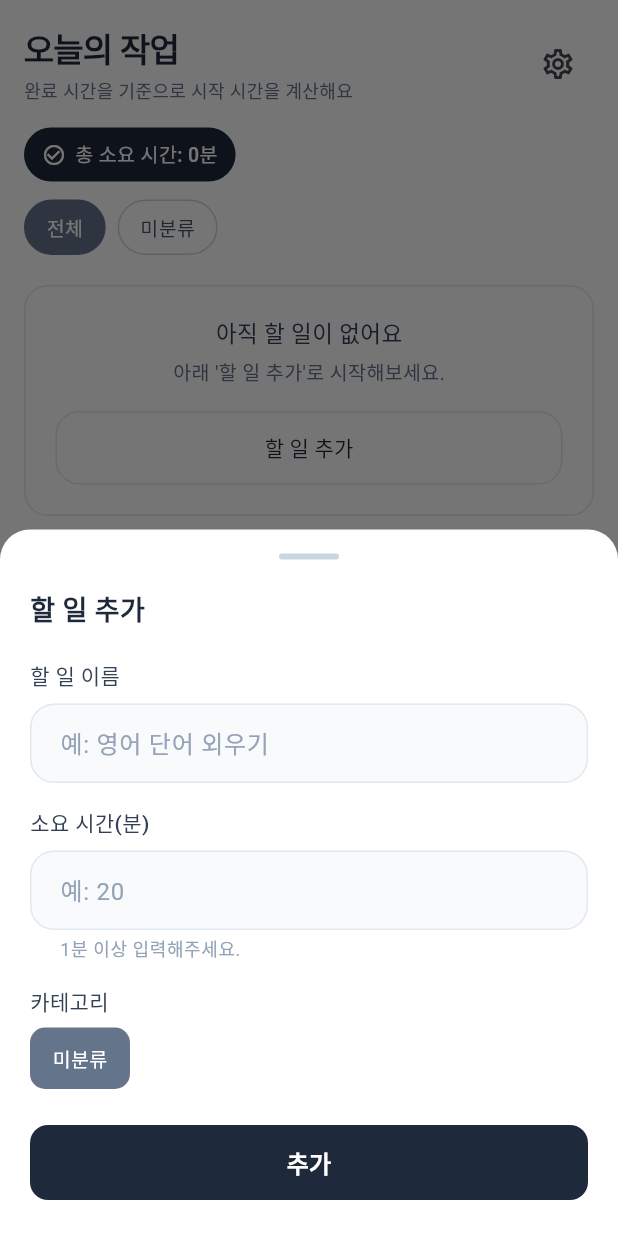
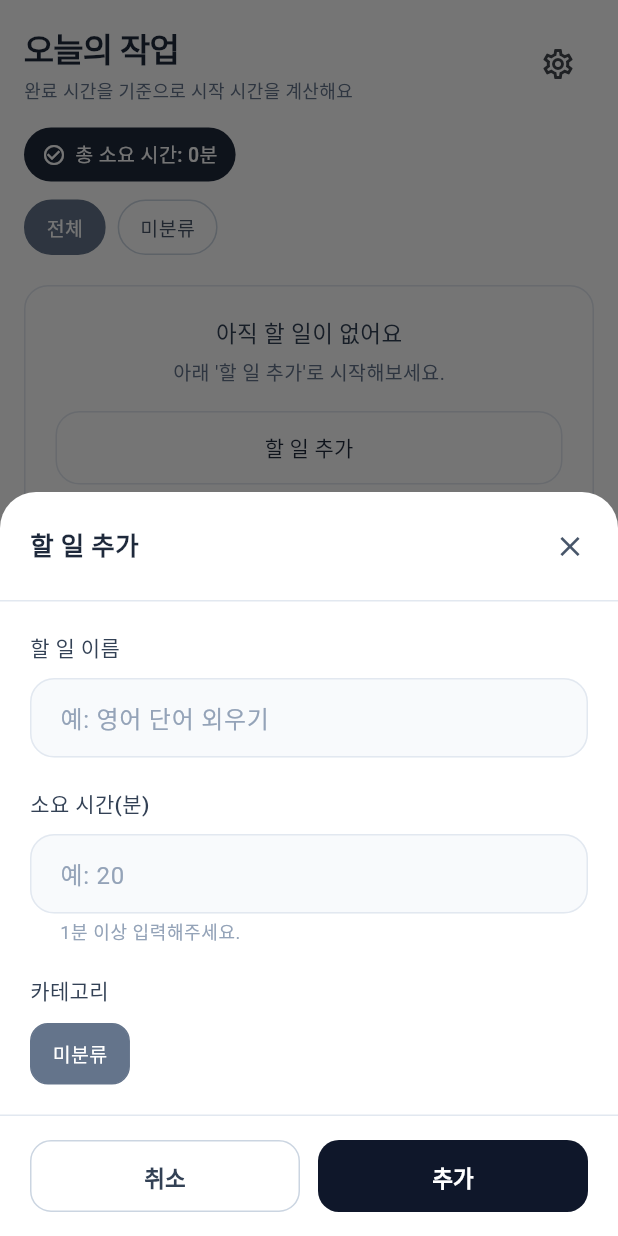
Before and after one commit to pjs9797/todo_scheduler, a Flutter app: the screen it shows after launch, after a tap on "할 일 추가", on a phone screen of 412 x 824 dp. Run offline on Flutter 3.47's test engine with Material 3 defaults, Android fonts, the phone set to English and light mode, and no system bars; our stand-ins replace get, hive, hive_flutter; accounts and stored records are empty.

Commit message:
refactor: 바텀시트 레이아웃 및 키보드 처리 개선
- 헤더(타이틀 + X 닫기 버튼) / 본문(스크롤) / 푸터(취소+저장) 분리
- 헤더/푸터에 border 구분선 추가
- 키보드 처리 방식 수정
  - 바텀시트가 화면 하단에 고정되도록 변경
  - 키보드 올라올 때 maxHeight 동적 계산으로 처리

🤖 Generated with [Claude Code](https://claude.com/claude-code)

Co-Authored-By: Claude Opus 4.5 <noreply@anthropic.com>

```diff
--- a/lib/presentation/task/task_form_bottom_sheet.dart
+++ b/lib/presentation/task/task_form_bottom_sheet.dart
@@ -34,10 +34,7 @@ class TaskFormBottomSheet extends StatefulWidget {
         onSave: onSave,
       ),
       isScrollControlled: true,
-      backgroundColor: Colors.white,
-      shape: const RoundedRectangleBorder(
-        borderRadius: BorderRadius.vertical(top: Radius.circular(20)),
-      ),
+      backgroundColor: Colors.transparent,
     );
   }
 
@@ -72,49 +69,94 @@ class _TaskFormBottomSheetState extends State<TaskFormBottomSheet> {
 
   @override
   Widget build(BuildContext context) {
-    final bottomInset = MediaQuery.of(context).viewInsets.bottom;
-    final bottomPadding = bottomInset > 0 ? 20.0 + bottomInset : 24.0;
-    return SingleChildScrollView(
-      child: Padding(
-        padding: EdgeInsets.fromLTRB(20, 16, 20, bottomPadding),
+    final mediaQuery = MediaQuery.of(context);
+    final keyboardHeight = mediaQuery.viewInsets.bottom;
+    final screenHeight = mediaQuery.size.height;
+    final safeAreaBottom = mediaQuery.padding.bottom;
+
+    // 키보드가 올라오면 사용 가능한 높이 계산
+    final availableHeight = screenHeight - keyboardHeight;
+    final maxSheetHeight = availableHeight * 0.9;
+
+    // 키보드가 올라왔을 때는 safeArea 패딩 불필요
+    final bottomPadding = keyboardHeight > 0 ? 0.0 : safeAreaBottom;
+
+    return Container(
+      constraints: BoxConstraints(maxHeight: maxSheetHeight),
+      decoration: const BoxDecoration(
+        color: Colors.white,
+        borderRadius: BorderRadius.vertical(top: Radius.circular(24)),
+      ),
       child: Column(
         mainAxisSize: MainAxisSize.min,
-            crossAxisAlignment: CrossAxisAlignment.start,
         children: [
-              // 핸들바
-              Center(
-                child: Container(
-                  width: 40,
-                  height: 4,
-                  decoration: BoxDecoration(
-                    color: AppColors.slate300,
-                    borderRadius: BorderRadius.circular(2),
+          _buildHeader(),
+          Flexible(
+            child: SingleChildScrollView(
+              padding: const EdgeInsets.fromLTRB(20, 20, 20, 20),
+              child: _buildContent(),
             ),
           ),
+          _buildFooter(bottomPadding),
+        ],
       ),
-              const SizedBox(height: 20),
-              // 제목
-              Text(
+    );
+  }
+
+  Widget _buildHeader() {
+    return Container(
+      padding: const EdgeInsets.fromLTRB(20, 16, 12, 16),
+      decoration: const BoxDecoration(
+        border: Border(
+          bottom: BorderSide(color: AppColors.slate200, width: 1),
+        ),
+      ),
+      child: Row(
+        children: [
+          Expanded(
+            child: Text(
               isEditing ? AppStrings.taskEdit : AppStrings.taskAdd,
               style: const TextStyle(
-                  fontSize: 18,
+                fontSize: 17,
                 fontWeight: FontWeight.w600,
                 color: AppColors.slate800,
               ),
             ),
-              const SizedBox(height: 20),
+          ),
+          SizedBox(
+            width: 40,
+            height: 40,
+            child: IconButton(
+              onPressed: () => Get.back(),
+              icon: const Icon(Icons.close, size: 22),
+              color: AppColors.slate600,
+              style: IconButton.styleFrom(
+                backgroundColor: Colors.transparent,
+                shape: const CircleBorder(),
+              ),
+            ),
+          ),
+        ],
+      ),
+    );
+  }
+
+  Widget _buildContent() {
+    return Column(
+      crossAxisAlignment: CrossAxisAlignment.start,
+      children: [
         // 할 일 이름
         _buildLabel(AppStrings.taskName),
-              const SizedBox(height: 8),
+        const SizedBox(height: 10),
         TextField(
           controller: _titleController,
           decoration: InputDecoration(
             hintText: AppStrings.taskNameHint,
-                  hintStyle: TextStyle(color: AppColors.slate400),
+            hintStyle: const TextStyle(color: AppColors.slate400),
             filled: true,
             fillColor: AppColors.slate50,
             border: OutlineInputBorder(
-                    borderRadius: BorderRadius.circular(12),
+              borderRadius: BorderRadius.circular(14),
               borderSide: BorderSide.none,
             ),
             contentPadding: const EdgeInsets.symmetric(
@@ -124,21 +166,21 @@ class _TaskFormBottomSheetState extends State<TaskFormBottomSheet> {
           ),
           textInputAction: TextInputAction.next,
         ),
-              const SizedBox(height: 16),
+        const SizedBox(height: 20),
         // 소요 시간
         _buildLabel(AppStrings.taskDuration),
-              const SizedBox(height: 8),
+        const SizedBox(height: 10),
         TextField(
           controller: _minutesController,
           decoration: InputDecoration(
             hintText: AppStrings.taskDurationHint,
-                  hintStyle: TextStyle(color: AppColors.slate400),
+            hintStyle: const TextStyle(color: AppColors.slate400),
             helperText: AppStrings.taskDurationHelper,
-                  helperStyle: TextStyle(color: AppColors.slate400),
+            helperStyle: const TextStyle(color: AppColors.slate400, fontSize: 12),
             filled: true,
             fillColor: AppColors.slate50,
             border: OutlineInputBorder(
-                    borderRadius: BorderRadius.circular(12),
+              borderRadius: BorderRadius.circular(14),
               borderSide: BorderSide.none,
             ),
             contentPadding: const EdgeInsets.symmetric(
@@ -146,30 +188,68 @@ class _TaskFormBottomSheetState extends State<TaskFormBottomSheet> {
               vertical: 14,
             ),
             suffixText: '분',
-                  suffixStyle: TextStyle(color: AppColors.slate600),
+            suffixStyle: const TextStyle(color: AppColors.slate600),
           ),
           keyboardType: TextInputType.number,
           inputFormatters: [FilteringTextInputFormatter.digitsOnly],
           textInputAction: TextInputAction.done,
         ),
-              const SizedBox(height: 16),
+        const SizedBox(height: 20),
         // 카테고리
         _buildLabel(AppStrings.taskCategory),
-              const SizedBox(height: 8),
+        const SizedBox(height: 12),
         _buildCategorySelector(),
-              const SizedBox(height: 24),
-              // 저장 버튼
-              SizedBox(
-                width: double.infinity,
-                height: 50,
+      ],
+    );
+  }
+
+  Widget _buildFooter(double bottomPadding) {
+    return Container(
+      padding: EdgeInsets.fromLTRB(20, 16, 20, 16 + bottomPadding),
+      decoration: const BoxDecoration(
+        color: Colors.white,
+        border: Border(
+          top: BorderSide(color: AppColors.slate200, width: 1),
+        ),
+      ),
+      child: Row(
+        children: [
+          Expanded(
+            child: SizedBox(
+              height: 48,
+              child: OutlinedButton(
+                onPressed: _isLoading ? null : () => Get.back(),
+                style: OutlinedButton.styleFrom(
+                  foregroundColor: AppColors.slate700,
+                  side: const BorderSide(color: AppColors.slate300),
+                  shape: RoundedRectangleBorder(
+                    borderRadius: BorderRadius.circular(14),
+                  ),
+                ),
+                child: const Text(
+                  AppStrings.cancel,
+                  style: TextStyle(
+                    fontSize: 15,
+                    fontWeight: FontWeight.w600,
+                  ),
+                ),
+              ),
+            ),
+          ),
+          const SizedBox(width: 12),
+          Expanded(
+            child: SizedBox(
+              height: 48,
               child: ElevatedButton(
                 onPressed: _isLoading ? null : _onSave,
                 style: ElevatedButton.styleFrom(
-                    backgroundColor: AppColors.slate800,
+                  backgroundColor: AppColors.slate900,
                   foregroundColor: Colors.white,
+                  disabledBackgroundColor: AppColors.slate300,
                   shape: RoundedRectangleBorder(
-                      borderRadius: BorderRadius.circular(12),
+                    borderRadius: BorderRadius.circular(14),
                   ),
+                  elevation: 0,
                 ),
                 child: _isLoading
                     ? const SizedBox(
@@ -183,14 +263,14 @@ class _TaskFormBottomSheetState extends State<TaskFormBottomSheet> {
                     : Text(
                         isEditing ? AppStrings.save : AppStrings.add,
                         style: const TextStyle(
-                            fontSize: 16,
+                          fontSize: 15,
                           fontWeight: FontWeight.w600,
                         ),
                       ),
               ),
             ),
+          ),
         ],
-          ),
       ),
     );
   }
@@ -232,7 +312,6 @@ class _TaskFormBottomSheetState extends State<TaskFormBottomSheet> {
     final title = _titleController.text.trim();
     final minutesText = _minutesController.text.trim();
 
-    // 유효성 검사
     if (title.isEmpty) {
       Get.snackbar(
         '입력 오류',
@@ -300,7 +379,7 @@ class _CategoryChip extends StatelessWidget {
         padding: const EdgeInsets.symmetric(horizontal: 14, vertical: 10),
         decoration: BoxDecoration(
           color: isSelected ? chipColor : Colors.white,
-          borderRadius: BorderRadius.circular(10),
+          borderRadius: BorderRadius.circular(12),
           border: Border.all(
             color: isSelected ? chipColor : AppColors.slate300,
             width: 1,
```
Also changed, not shown: lib/presentation/category/widgets/category_form_bottom_sheet.dart (+132 -57 lines). Lines whose indentation alone changed are shown as unchanged.
